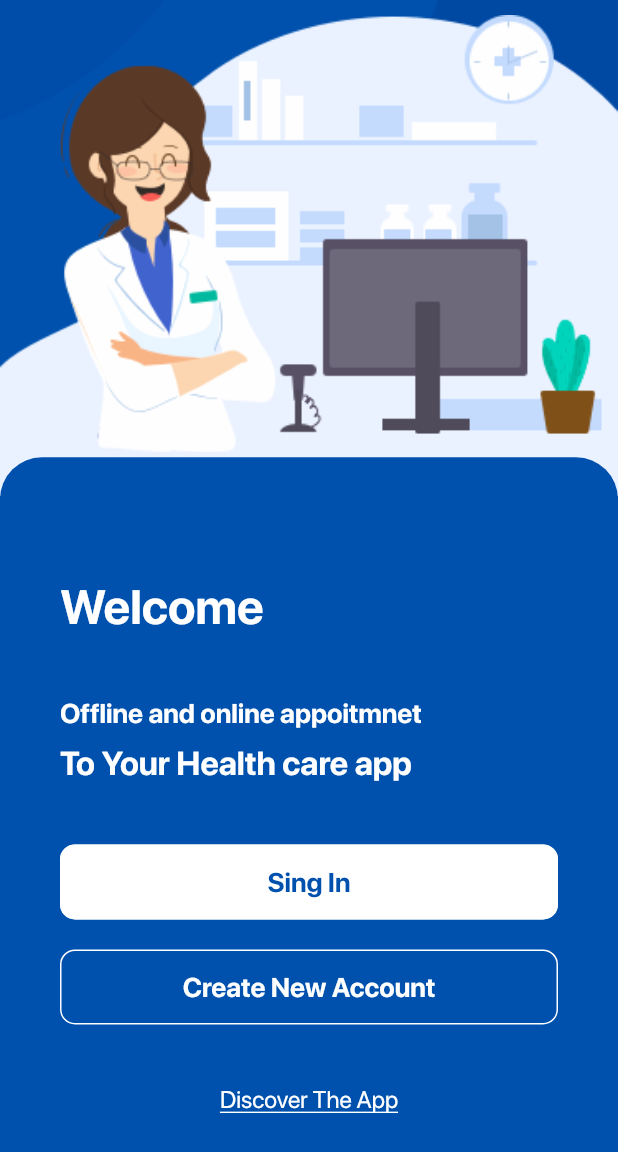
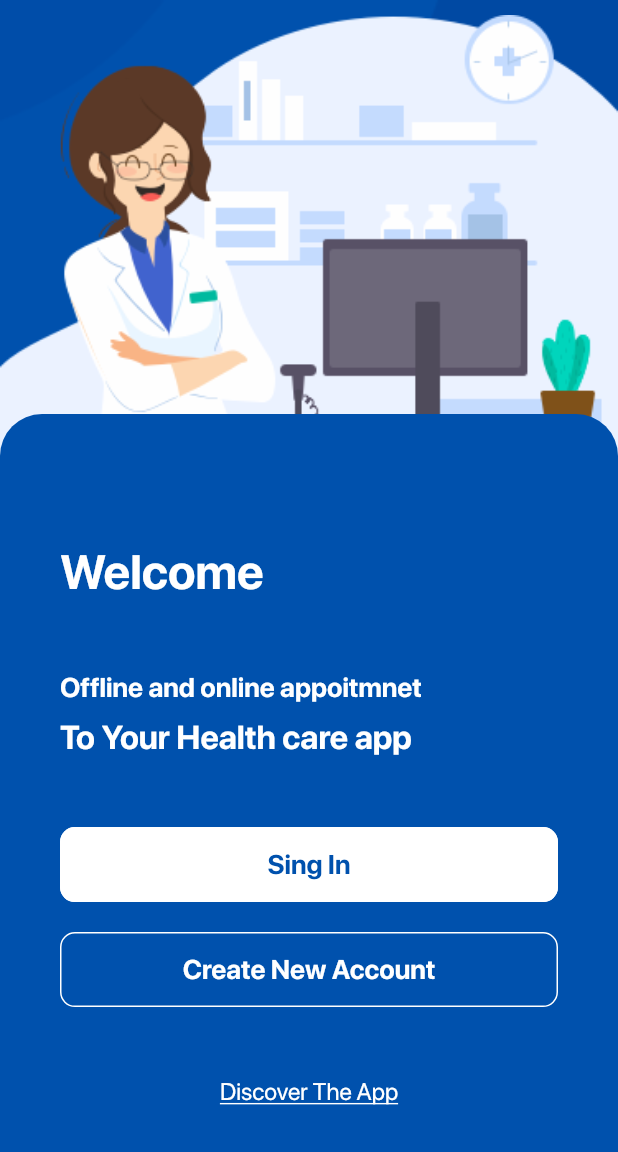
Before and after one commit to ahmedbob3/signs, a Flutter app: the screen it shows after launch, on a phone screen of 412 x 824 dp. Shown: the top 1152 px of the screen. Run offline on Flutter 3.47's test engine with Material 2 defaults, Android fonts, the phone set to English and light mode, and no system bars; our stand-ins replace dio, sqflite; accounts and stored records are empty; project files that could hold a hidden picture were left out.

Commit message:
curve updated

```diff
--- a/lib/Screens/welcome_screen.dart
+++ b/lib/Screens/welcome_screen.dart
@@ -39,7 +39,7 @@ class _WelcomeScreenState extends State<WelcomeScreen> {
                 ),
                 Container(
                   margin: EdgeInsets.only(
-                      top: MediaQuery.of(context).size.height * 0.37),
+                      top: MediaQuery.of(context).size.height * 0.335),
                   padding: EdgeInsets.all(40),
                   decoration: BoxDecoration(
                     color: defaultBackgroundColor,
```
